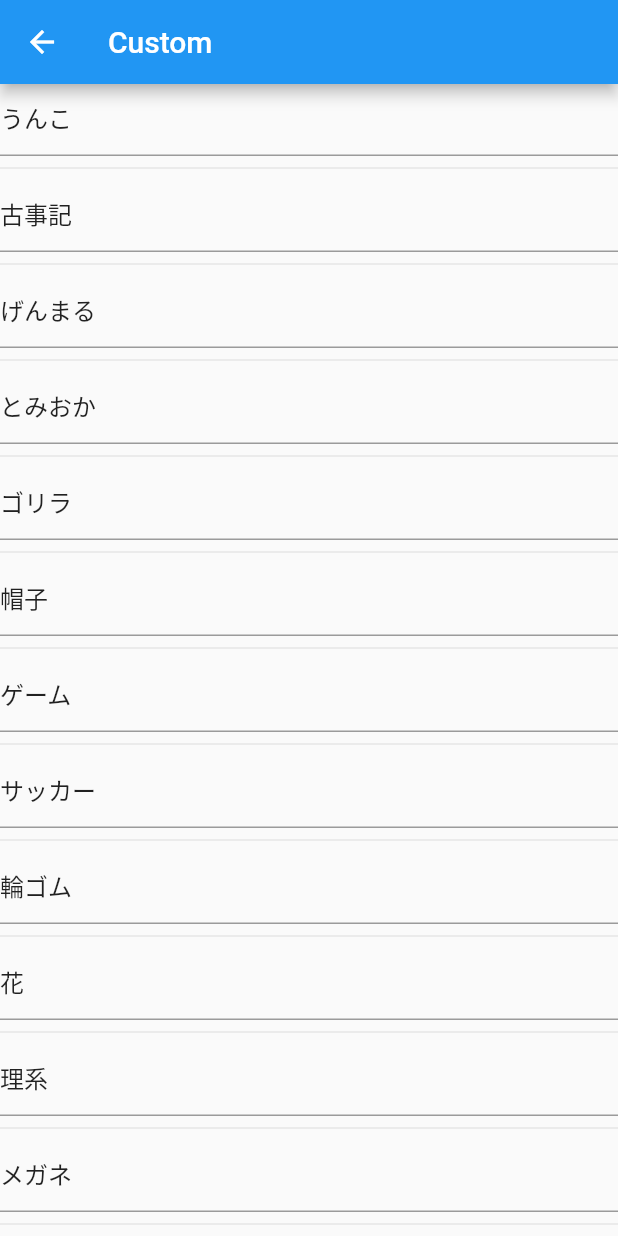
After one commit to gento-ogane/Gesture, a Flutter app: the CustomScreen screen opened by its route, on a phone screen of 412 x 824 dp. The commit adds this screen. Run offline on Flutter 3.47's test engine with Material 2 defaults, Android fonts, the phone set to English and light mode, and no system bars; our stand-ins replace font_awesome_flutter.

Commit message:
add custom

```diff
--- /dev/null
+++ b/lib/Data/QuenstionList.dart
@@ -0,0 +1,4 @@
+class QuestionList{
+  static List  questioners = ["うんこ", "古事記", "げんまる", "とみおか","ゴリラ",
+    "帽子","ゲーム","サッカー","輪ゴム","花","理系","メガネ","イケメン","歌","タバコ","タピオカ"];
+}
--- a/lib/main.dart
+++ b/lib/main.dart
@@ -1,7 +1,9 @@
 import 'package:flutter/material.dart';
+import 'package:gesture/screens/custom_screen.dart';
 import 'package:gesture/screens/main_screen.dart';
 import 'package:gesture/screens/result_screen.dart';
 import 'package:gesture/screens/start_screen.dart';
+import 'package:intl/date_symbol_data_custom.dart';
 
 void main() => runApp(MyApp());
 
@@ -18,6 +20,7 @@ class MyApp extends StatelessWidget {
         initialRoute: StartScreen.id,
         routes: {
           StartScreen.id:(context)=>StartScreen(),
+          CustomScreen.id:(context)=>CustomScreen(),
           MainScreen.id:(context)=>MainScreen(),
           ResultScreen.id:(context)=>ResultScreen(),
         },
--- /dev/null
+++ b/lib/screens/custom_screen.dart
@@ -0,0 +1,35 @@
+import 'package:flutter/material.dart';
+import 'package:font_awesome_flutter/font_awesome_flutter.dart';
+import 'dart:math';
+import "package:intl/intl.dart";
+import '../components/round_button.dart';
+import 'dart:async';
+import './result_screen.dart';
+import '../Data/QuenstionList.dart';
+
+
+class CustomScreen extends StatefulWidget {
+  static const String id='custom_screen';
+  @override
+  _CustomScreenState createState() => _CustomScreenState();
+}
+
+class _CustomScreenState extends State<CustomScreen> {
+
+  @override
+  Widget build(BuildContext context) {
+    print( QuestionList.questioners);
+    return Scaffold(
+      appBar: AppBar(
+        title: Text("Custom"),
+      ),
+      body: ListView.separated(
+        itemCount: QuestionList.questioners.length,
+        itemBuilder: (BuildContext context, int index) {
+          return  TextFormField(initialValue:'${QuestionList.questioners[index]}');
+        },
+        separatorBuilder: (BuildContext context, int index) => const Divider(),
+      ),
+    );
+  }
+}
--- a/pubspec.yaml
+++ b/pubspec.yaml
@@ -24,6 +24,7 @@ dependencies:
   # Use with the CupertinoIcons class for iOS style icons.
   cupertino_icons: ^0.1.2
   font_awesome_flutter: ^8.4.0
+  intl: 0.15.8
 
 dev_dependencies:
   flutter_test:
```
Also changed, not shown: lib/screens/main_screen.dart (+80 -23 lines), lib/screens/start_screen.dart (+6 -3 lines), pubspec.lock.
